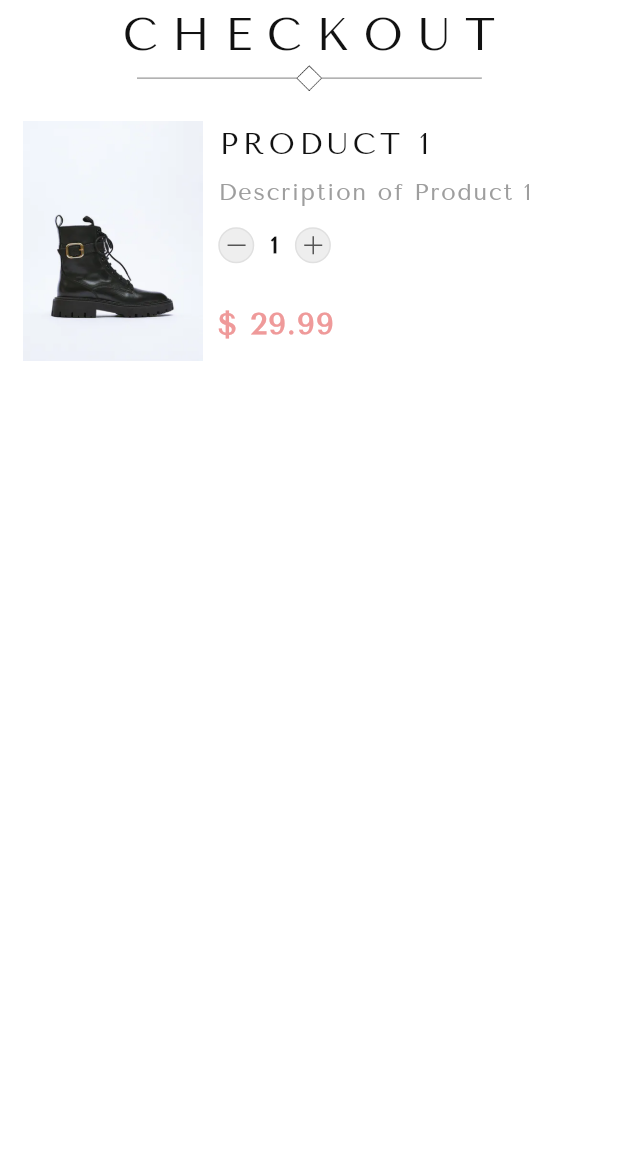
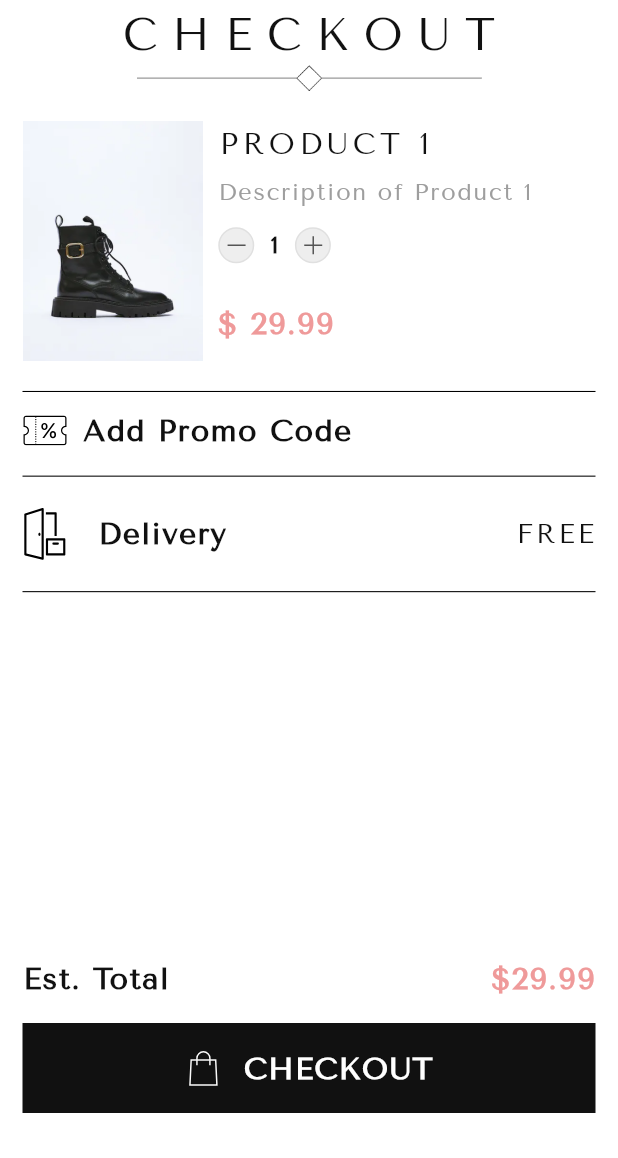
Before and after one commit to MohamedAssem-663/fashion_app, a Flutter app: the screen it shows after launch, after a tap on "Product 1", on a phone screen of 412 x 824 dp, the part 78-1236 px from its top. Run offline on Flutter 3.47's test engine with Material 3 defaults, Android fonts, the phone set to English and light mode, and no system bars; our stand-ins replace flutter_svg, gap, go_router, ionicons.

Commit message:
create customs divider , button &handeling the total price

```diff
--- /dev/null
+++ b/lib/componants/bromo.dart
@@ -0,0 +1,52 @@
+import 'package:fashion/componants/custom_divider.dart';
+import 'package:fashion/componants/custom_text.dart';
+import 'package:fashion/core/app_colors.dart';
+import 'package:flutter/material.dart';
+import 'package:flutter_svg/svg.dart';
+import 'package:gap/gap.dart';
+
+class Bromo extends StatelessWidget {
+  const Bromo({super.key});
+
+  @override
+  Widget build(BuildContext context) {
+    return Column(
+      children: [
+        Row(
+          children: [
+            SvgPicture.asset("assets/svgs/promo.svg", width: 30),
+            Gap(10),
+            Customtext(
+              text: "Add Promo Code",
+              fontSize: 20,
+              weight: FontWeight.bold,
+              color: AppColors.primary,
+            ),
+          ],
+        ),
+        Gap(20),
+        CustomDivider(),
+        Gap(20),
+        Row(
+          children: [
+            SvgPicture.asset("assets/svgs/delivery.svg", width: 30),
+            Gap(20),
+            Customtext(
+              text: "Delivery",
+              fontSize: 20,
+              weight: FontWeight.bold,
+              color: AppColors.primary,
+            ),
+            Spacer(),
+            Customtext(
+              text: "FREE",
+              fontSize: 18,
+              color: AppColors.primary,
+              spacing: 2,
+            ),
+          ],
+        ),
+      ],
+    );
+  }
+}
--- a/lib/componants/card_widget.dart
+++ b/lib/componants/card_widget.dart
@@ -5,16 +5,18 @@ import 'package:fashion/models/product_model.dart';
 import 'package:flutter/material.dart';
 import 'package:gap/gap.dart';
 
-class CardWidget extends StatefulWidget {
-  const CardWidget({super.key, required this.product});
+class CardWidget extends StatelessWidget {
+  const CardWidget({
+    super.key,
+    required this.product,
+    required this.quantity,
+    required this.onIncrement,
+    required this.onDecrement,
+  });
   final ProductModel product;
-
-  @override
-  State<CardWidget> createState() => _CardWidgetState();
-}
-
-class _CardWidgetState extends State<CardWidget> {
-  int qwantity = 1;
+  final int quantity;
+  final VoidCallback onIncrement;
+  final VoidCallback onDecrement;
 
   @override
   Widget build(BuildContext context) {
@@ -23,7 +25,7 @@ class _CardWidgetState extends State<CardWidget> {
     return Row(
       crossAxisAlignment: CrossAxisAlignment.start,
       children: [
-        Image.asset(widget.product.image, width: 120),
+        Image.asset(product.image, width: 120),
         Gap(10),
         Expanded(
           child: Column(
@@ -31,7 +33,7 @@ class _CardWidgetState extends State<CardWidget> {
             children: [
               Gap(5),
               Customtext(
-                text: widget.product.name.toUpperCase(),
+                text: product.name.toUpperCase(),
                 fontSize: 20,
                 color: AppColors.primary,
                 spacing: 3,
@@ -40,7 +42,7 @@ class _CardWidgetState extends State<CardWidget> {
               SizedBox(
                 width: size.width * 0.6,
                 child: Customtext(
-                  text: widget.product.description,
+                  text: product.description,
                   color: Colors.grey,
                   max: 2,
                 ),
@@ -50,17 +52,13 @@ class _CardWidgetState extends State<CardWidget> {
                 children: [
                   Qwantity(
                     onTap: () {
-                      setState(() {
-                        if (qwantity > 1) {
-                          qwantity--;
-                        }
-                      });
+                      onDecrement();
                     },
                     svg: "assets/svgs/min.svg",
                   ),
                   Gap(10),
                   Customtext(
-                    text: qwantity.toString(),
+                    text: quantity.toString(),
                     color: AppColors.primary,
                     weight: FontWeight.bold,
                   ),
@@ -68,9 +66,7 @@ class _CardWidgetState extends State<CardWidget> {
 
                   Qwantity(
                     onTap: () {
-                      setState(() {
-                        qwantity++;
-                      });
+                      onIncrement();
                     },
                     svg: "assets/svgs/plus.svg",
                   ),
@@ -78,7 +74,7 @@ class _CardWidgetState extends State<CardWidget> {
               ),
               Gap(30),
               Customtext(
-                text: "\$ ${widget.product.price.toString()}",
+                text: "\$ ${product.price.toString()}",
                 color: Colors.red.shade200,
                 fontSize: 20,
                 weight: FontWeight.bold,
--- /dev/null
+++ b/lib/componants/custom_button.dart
@@ -0,0 +1,49 @@
+import 'package:fashion/componants/custom_text.dart';
+import 'package:fashion/core/app_colors.dart';
+import 'package:flutter/material.dart';
+import 'package:flutter_svg/flutter_svg.dart';
+import 'package:gap/gap.dart';
+
+class CustomButton extends StatelessWidget {
+  const CustomButton({
+    super.key,
+    required this.isSvgg,
+    required this.titel,
+    this.onTap,
+  });
+  final bool isSvgg;
+  final String titel;
+  final void Function()? onTap;
+
+  @override
+  Widget build(BuildContext context) {
+    bool isSvg = isSvgg;
+
+    return GestureDetector(
+      onTap: onTap,
+      child: Container(
+        color: AppColors.primary,
+        width: double.infinity,
+        height: 60,
+        child: Padding(
+          padding: const EdgeInsets.symmetric(horizontal: 18, vertical: 14),
+          child: Row(
+            mainAxisAlignment: MainAxisAlignment.center,
+            children: [
+              isSvg
+                  ? SvgPicture.asset("assets/svgs/shopping bag.svg")
+                  : SizedBox.shrink(),
+              Gap(15),
+              Customtext(
+                text: titel.toUpperCase(),
+                color: Colors.white,
+                fontSize: 20,
+                weight: FontWeight.bold,
+              ),
+            ],
+          ),
+        ),
+      ),
+    );
+  }
+}
--- /dev/null
+++ b/lib/componants/custom_divider.dart
@@ -0,0 +1,18 @@
+import 'package:flutter/material.dart';
+
+class CustomDivider extends StatelessWidget {
+  const CustomDivider({super.key, this.indent = 0, this.endIndent = 0});
+  final double indent;
+  final double endIndent;
+
+  @override
+  Widget build(BuildContext context) {
+    return Divider(
+      color: Colors.black,
+      thickness: 0.7,
+      indent: indent,
+      endIndent: endIndent,
+      height: 1,
+    );
+  }
+}
--- a/lib/screens/checkout.dart
+++ b/lib/screens/checkout.dart
@@ -1,6 +1,11 @@
+import 'package:fashion/componants/bromo.dart';
 import 'package:fashion/componants/card_widget.dart';
 import 'package:fashion/componants/custom_appbar.dart';
+import 'package:fashion/componants/custom_button.dart';
+import 'package:fashion/componants/custom_divider.dart';
+import 'package:fashion/componants/custom_text.dart';
 import 'package:fashion/componants/header.dart';
+import 'package:fashion/core/app_colors.dart';
 import 'package:fashion/models/product_model.dart';
 import 'package:flutter/material.dart';
 import 'package:gap/gap.dart';
@@ -14,8 +19,12 @@ class CheckOut extends StatefulWidget {
 }
 
 class _CheckOutState extends State<CheckOut> {
+  int qwantity = 1;
+
   @override
   Widget build(BuildContext context) {
+    double unitPrice = widget.product.price;
+    double total = unitPrice * qwantity;
     return Scaffold(
       appBar: CustomAppbar(isBlackk: false),
       body: Padding(
@@ -24,9 +33,49 @@ class _CheckOutState extends State<CheckOut> {
           crossAxisAlignment: CrossAxisAlignment.center,
           children: [
             Header(title: "CheckOut"),
-            CardWidget(product: widget.product),
+            CardWidget(
+              product: widget.product,
+              quantity: qwantity,
+              onIncrement: () {
+                setState(() {
+                  qwantity++;
+                });
+              },
+              onDecrement: () {
+                setState(() {
+                  if (qwantity > 1) qwantity--;
+                });
+              },
+            ),
 
             Gap(20),
+            CustomDivider(),
+
+            Gap(15),
+            Bromo(),
+            Gap(20),
+            CustomDivider(),
+            Spacer(),
+            Row(
+              mainAxisAlignment: MainAxisAlignment.spaceBetween,
+              children: [
+                Customtext(
+                  text: "Est. Total",
+                  fontSize: 20,
+                  weight: FontWeight.bold,
+                  color: AppColors.primary,
+                ),
+                Customtext(
+                  text: "\$${total.toStringAsFixed(2)}",
+                  fontSize: 20,
+                  weight: FontWeight.bold,
+                  color: Colors.red.shade200,
+                ),
+              ],
+            ),
+            Gap(20),
+            CustomButton(isSvgg: true, titel: "Checkout", onTap: () {}),
+            Gap(30),
           ],
         ),
       ),
```
